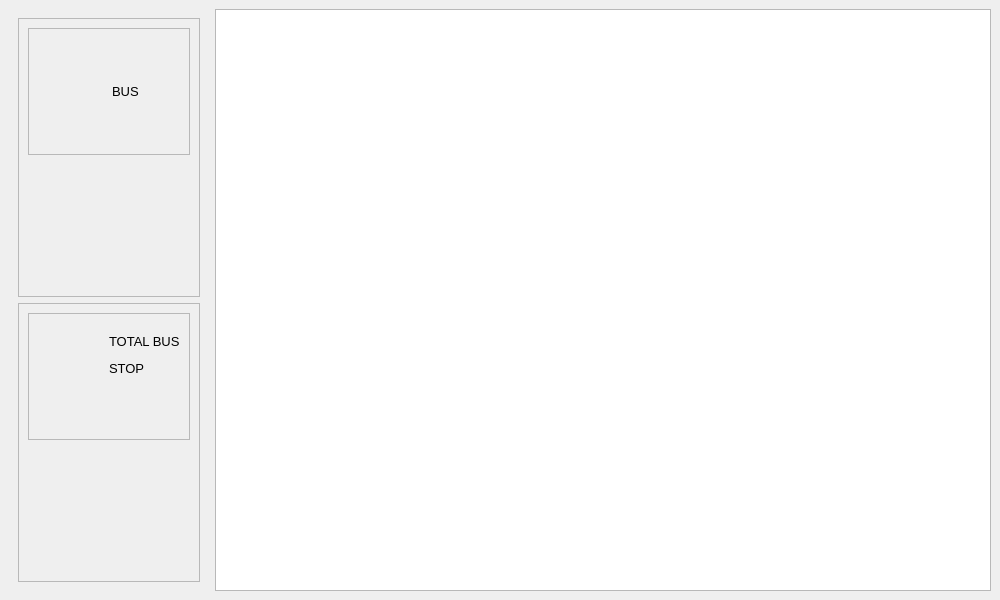
FaithWH14/project_2024, file SGBusApp/page4.ui: the form before one commit.
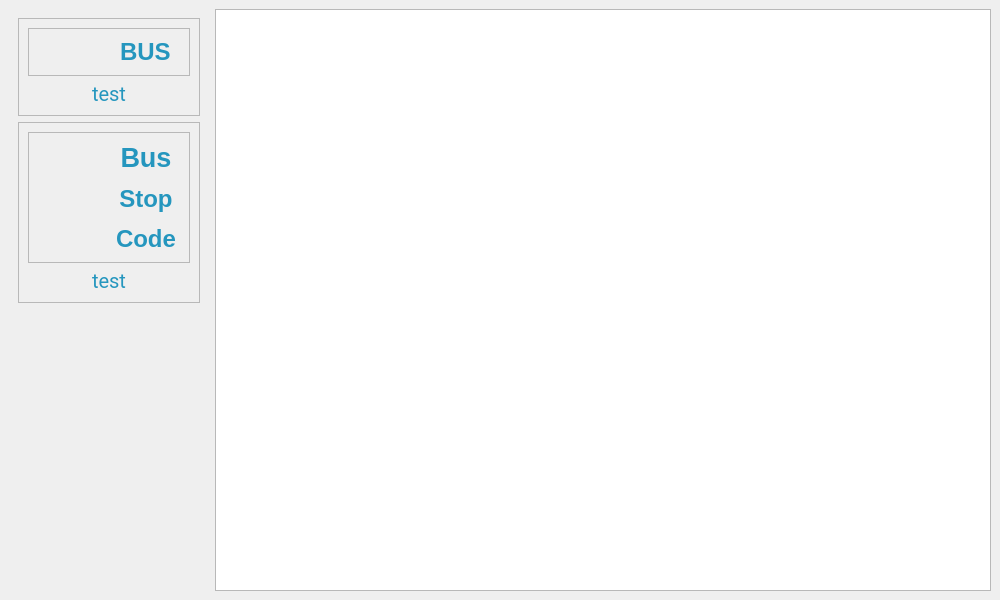
The form after the commit. Icons and pictures are not drawn.

Commit message: cpp_02_02: add distance calculator between 2 bus stops

```diff
--- a/SGBusApp/page4.ui
+++ b/SGBusApp/page4.ui
@@ -13,6 +13,11 @@
   <property name="windowTitle">
    <string>MainWindow</string>
   </property>
+  <property name="styleSheet">
+   <string notr="true">QLabel{
+	color:#2596be;
+}</string>
+  </property>
   <widget class="QWidget" name="centralwidget">
    <property name="font">
     <font>
@@ -20,10 +25,7 @@
     </font>
    </property>
    <property name="styleSheet">
-    <string notr="true">QLabel {
-	font-family:Segoe UI;
-	font-size:13px;
-}</string>
+    <string notr="true"/>
    </property>
    <layout class="QHBoxLayout" name="horizontalLayout">
     <item>
@@ -43,6 +45,12 @@
       <layout class="QVBoxLayout" name="verticalLayout">
        <item>
         <widget class="QFrame" name="frame">
+         <property name="sizePolicy">
+          <sizepolicy hsizetype="Preferred" vsizetype="Fixed">
+           <horstretch>0</horstretch>
+           <verstretch>0</verstretch>
+          </sizepolicy>
+         </property>
          <property name="frameShape">
           <enum>QFrame::StyledPanel</enum>
          </property>
@@ -69,8 +77,15 @@
                </property>
               </widget>
              </item>
-             <item>
+             <item alignment="Qt::AlignHCenter">
               <widget class="QLabel" name="busLabel">
+               <property name="font">
+                <font>
+                 <family>Segoe UI</family>
+                 <pointsize>18</pointsize>
+                 <bold>true</bold>
+                </font>
+               </property>
                <property name="text">
                 <string>BUS</string>
                </property>
@@ -79,18 +94,30 @@
             </layout>
            </widget>
           </item>
-          <item>
+          <item alignment="Qt::AlignHCenter|Qt::AlignTop">
            <widget class="QLabel" name="busValue">
+            <property name="font">
+             <font>
+              <family>Roboto</family>
+              <pointsize>15</pointsize>
+             </font>
+            </property>
             <property name="text">
-             <string/>
+             <string>test</string>
             </property>
            </widget>
           </item>
          </layout>
         </widget>
        </item>
-       <item>
+       <item alignment="Qt::AlignTop">
         <widget class="QFrame" name="frame_2">
+         <property name="sizePolicy">
+          <sizepolicy hsizetype="Preferred" vsizetype="Expanding">
+           <horstretch>0</horstretch>
+           <verstretch>0</verstretch>
+          </sizepolicy>
+         </property>
          <property name="frameShape">
           <enum>QFrame::StyledPanel</enum>
          </property>
@@ -98,7 +125,7 @@
           <enum>QFrame::Raised</enum>
          </property>
          <layout class="QVBoxLayout" name="verticalLayout_3">
-          <item>
+          <item alignment="Qt::AlignTop">
            <widget class="QFrame" name="frame_4">
             <property name="frameShape">
              <enum>QFrame::StyledPanel</enum>
@@ -119,18 +146,49 @@
              </item>
              <item>
               <widget class="QLabel" name="busTotalLabel">
+               <property name="font">
+                <font>
+                 <family>Segoe UI</family>
+                 <pointsize>18</pointsize>
+                 <bold>true</bold>
+                </font>
+               </property>
                <property name="text">
-                <string>&lt;html&gt;&lt;head/&gt;&lt;body&gt;&lt;p&gt;TOTAL BUS&lt;/p&gt;&lt;p&gt;STOP&lt;/p&gt;&lt;p&gt;&lt;br/&gt;&lt;/p&gt;&lt;/body&gt;&lt;/html&gt;</string>
+                <string>&lt;html&gt;&lt;head/&gt;&lt;body&gt;&lt;p&gt;&lt;span style=&quot;font-size:20pt; line-height: 0;margin: 0;&quot;&gt;Bus&lt;/span&gt;&lt;/p&gt;&lt;p&gt;&lt;span style=&quot; font-size:18pt;&quot;&gt;Stop&lt;/span&gt;&lt;/p&gt;&lt;p&gt;&lt;span style=&quot; font-size:18pt;&quot;&gt;Code&lt;/span&gt;&lt;/p&gt;&lt;/body&gt;&lt;/html&gt;</string>
+               </property>
+               <property name="textFormat">
+                <enum>Qt::RichText</enum>
+               </property>
+               <property name="scaledContents">
+                <bool>false</bool>
+               </property>
+               <property name="alignment">
+                <set>Qt::AlignCenter</set>
+               </property>
+               <property name="wordWrap">
+                <bool>false</bool>
+               </property>
+               <property name="margin">
+                <number>0</number>
+               </property>
+               <property name="indent">
+                <number>-1</number>
                </property>
               </widget>
              </item>
             </layout>
            </widget>
           </item>
-          <item>
+          <item alignment="Qt::AlignHCenter|Qt::AlignTop">
            <widget class="QLabel" name="totalBusValue">
+            <property name="font">
+             <font>
+              <family>Roboto</family>
+              <pointsize>15</pointsize>
+             </font>
+            </property>
             <property name="text">
-             <string/>
+             <string>test</string>
             </property>
            </widget>
           </item>
```
The commit also changes 15 other files.
